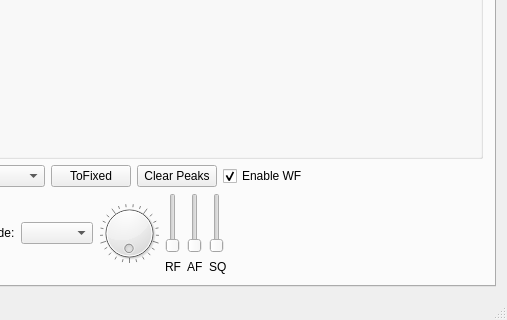
This is wfmain.ui in adecarolis/wfweb as Qt 5 draws it before an edit; both pictures show x 303 to 810 and y 262 to 582 of the 810 by 582 pixel window. The edited form follows.
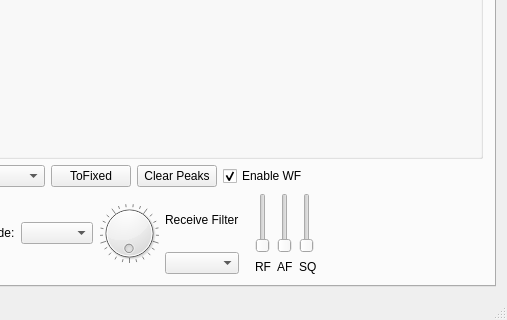
This is the edited form. Custom widgets are drawn as their Qt base class.

Commit message: Added filter select combo box. Does not actually do anythig yet.

```diff
--- a/wfmain.ui
+++ b/wfmain.ui
@@ -213,6 +213,23 @@
             </property>
            </widget>
           </item>
+          <item>
+           <layout class="QVBoxLayout" name="verticalLayout_11">
+            <property name="rightMargin">
+             <number>10</number>
+            </property>
+            <item>
+             <widget class="QLabel" name="label_22">
+              <property name="text">
+               <string>Receive Filter</string>
+              </property>
+             </widget>
+            </item>
+            <item>
+             <widget class="QComboBox" name="modeFilterCombo"/>
+            </item>
+           </layout>
+          </item>
           <item>
            <layout class="QVBoxLayout" name="verticalLayout_8">
             <property name="rightMargin">
```
The commit also changes 2 other files.
